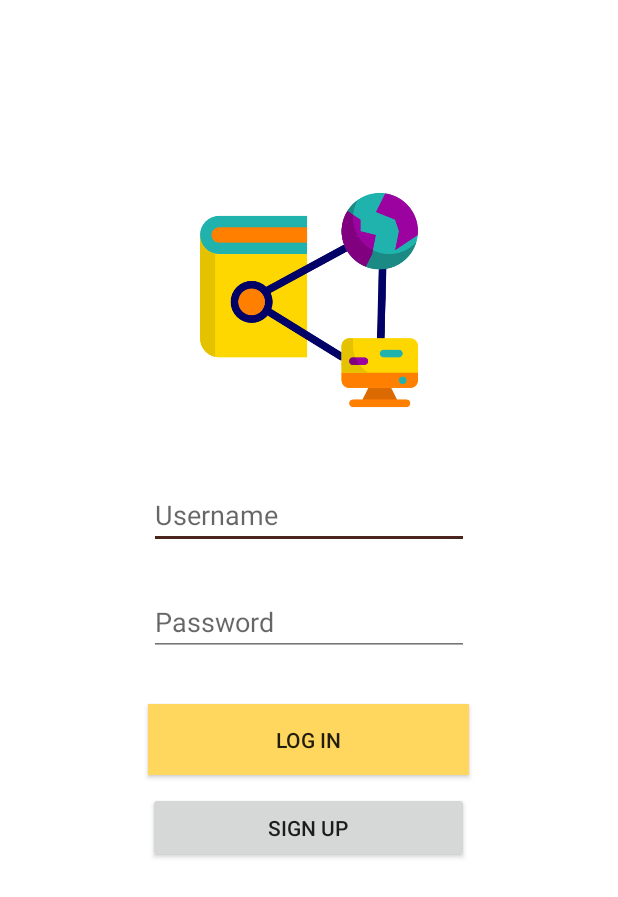
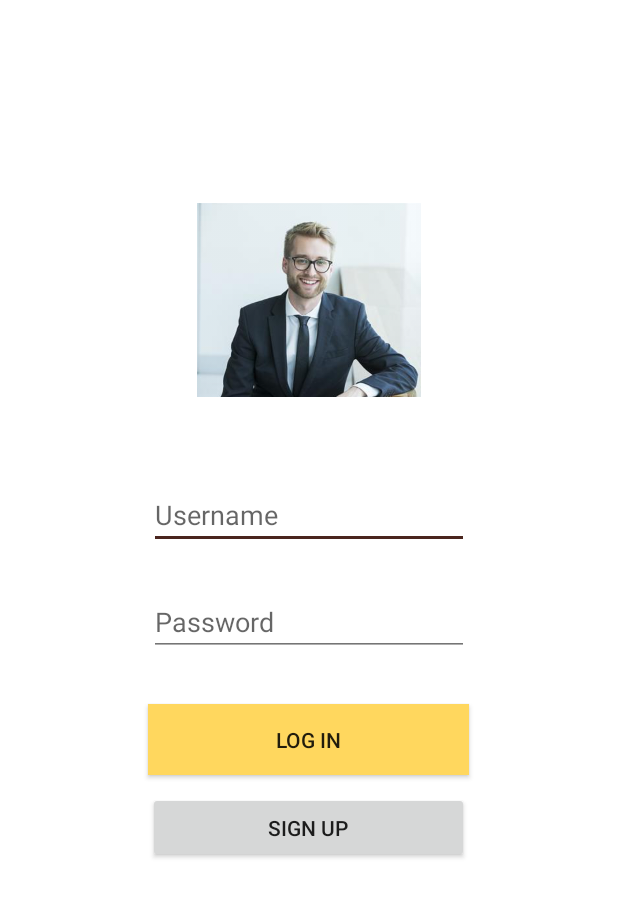
Before and after one commit to shaira97/anything, an Android app: the screen it shows after launch (LoginActivity), on a phone screen of 412 x 824 dp. Shown: the top 897 px of the screen. Run offline under Robolectric (Android 15) with nearby library versions, the phone set to English and light mode, and no system bars.

Commit message:
name changing

```diff
--- a/app/src/main/res/layout/activity_login.xml
+++ b/app/src/main/res/layout/activity_login.xml
@@ -11,7 +11,7 @@
         android:layout_marginStart="142dp"
         android:layout_marginTop="127dp"
         android:layout_marginEnd="142dp"
-        android:src="@drawable/laoos"
+        android:src="@drawable/lic"
         app:layout_constraintEnd_toEndOf="parent"
         app:layout_constraintStart_toStartOf="parent"
         app:layout_constraintTop_toTopOf="parent" />
```
